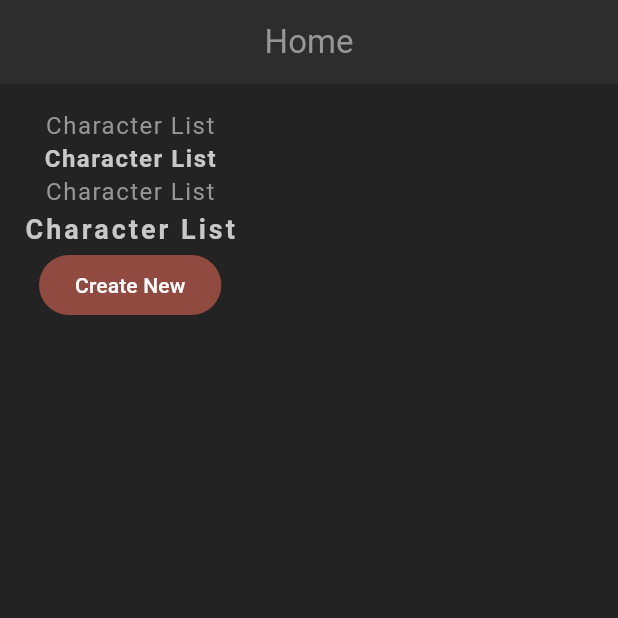
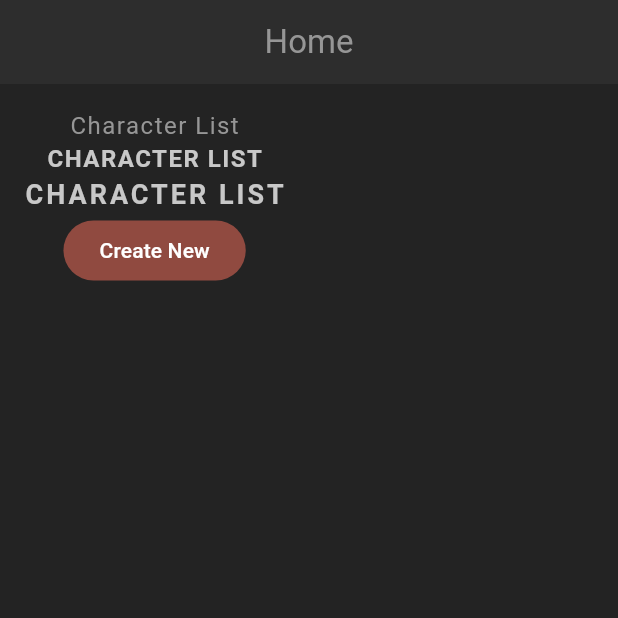
Before and after one commit to walid-hamdi/flutter_rpg, a Flutter app: the screen it shows after launch, on a phone screen of 412 x 824 dp, the top half of it. Run offline on Flutter 3.47's test engine with Material 3 defaults, Android fonts, the phone set to English and light mode, and no system bars.

Commit message:
Make reusable styled text widget

```diff
--- a/lib/screens/home/home.dart
+++ b/lib/screens/home/home.dart
@@ -1,4 +1,5 @@
 import 'package:flutter/material.dart';
+import 'package:flutter_rpg/shared/styled_text.dart';
 
 class Home extends StatefulWidget {
   const Home({super.key});
@@ -19,16 +20,9 @@ class _HomeState extends State<Home> {
         padding: const EdgeInsets.all(16),
         child: Column(
           children: [
-            const Text("Character List"),
-            Text(
-              "Character List",
-              style: Theme.of(context).textTheme.headlineMedium,
-            ),
-            const Text("Character List"),
-            Text(
-              "Character List",
-              style: Theme.of(context).textTheme.titleMedium,
-            ),
+            const StyledText("Character List"),
+            const StyledHeading("Character List"),
+            const StyledTitle("Character List"),
             FilledButton(
               onPressed: () {},
               child: const Text("Create New"),
--- /dev/null
+++ b/lib/shared/styled_text.dart
@@ -0,0 +1,42 @@
+import 'package:flutter/material.dart';
+
+class StyledText extends StatelessWidget {
+  const StyledText(this.text, {super.key});
+
+  final String text;
+
+  @override
+  Widget build(BuildContext context) {
+    return Text(
+      text,
+      style: Theme.of(context).textTheme.bodyMedium,
+    );
+  }
+}
+
+class StyledHeading extends StatelessWidget {
+  const StyledHeading(this.text, {super.key});
+  final String text;
+
+  @override
+  Widget build(BuildContext context) {
+    return Text(
+      text.toUpperCase(),
+      style: Theme.of(context).textTheme.headlineMedium,
+    );
+  }
+}
+
+class StyledTitle extends StatelessWidget {
+  const StyledTitle(this.text, {super.key});
+
+  final String text;
+
+  @override
+  Widget build(BuildContext context) {
+    return Text(
+      text.toUpperCase(),
+      style: Theme.of(context).textTheme.titleMedium,
+    );
+  }
+}
```
